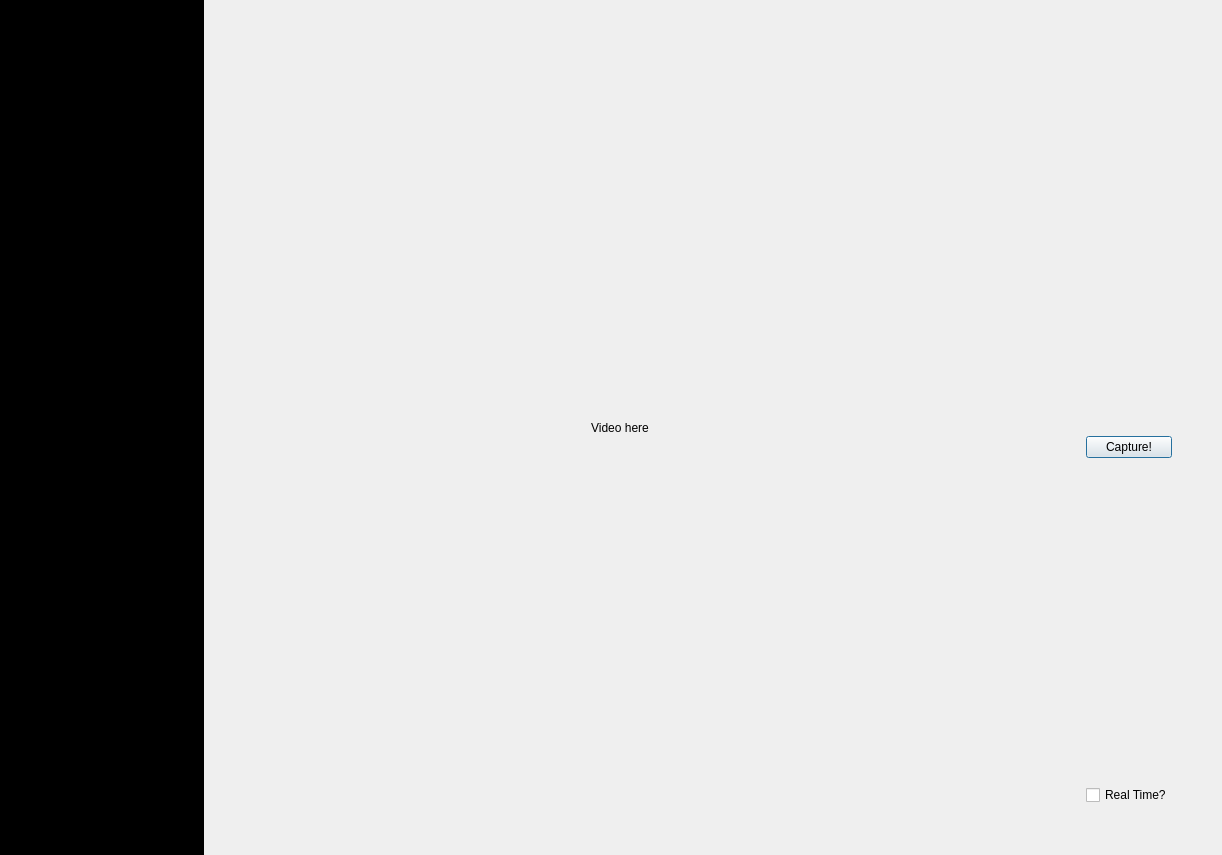
Before: the Qt Designer form gui/src/Home.ui in WEI22/ICMS, drawn with Qt 5.
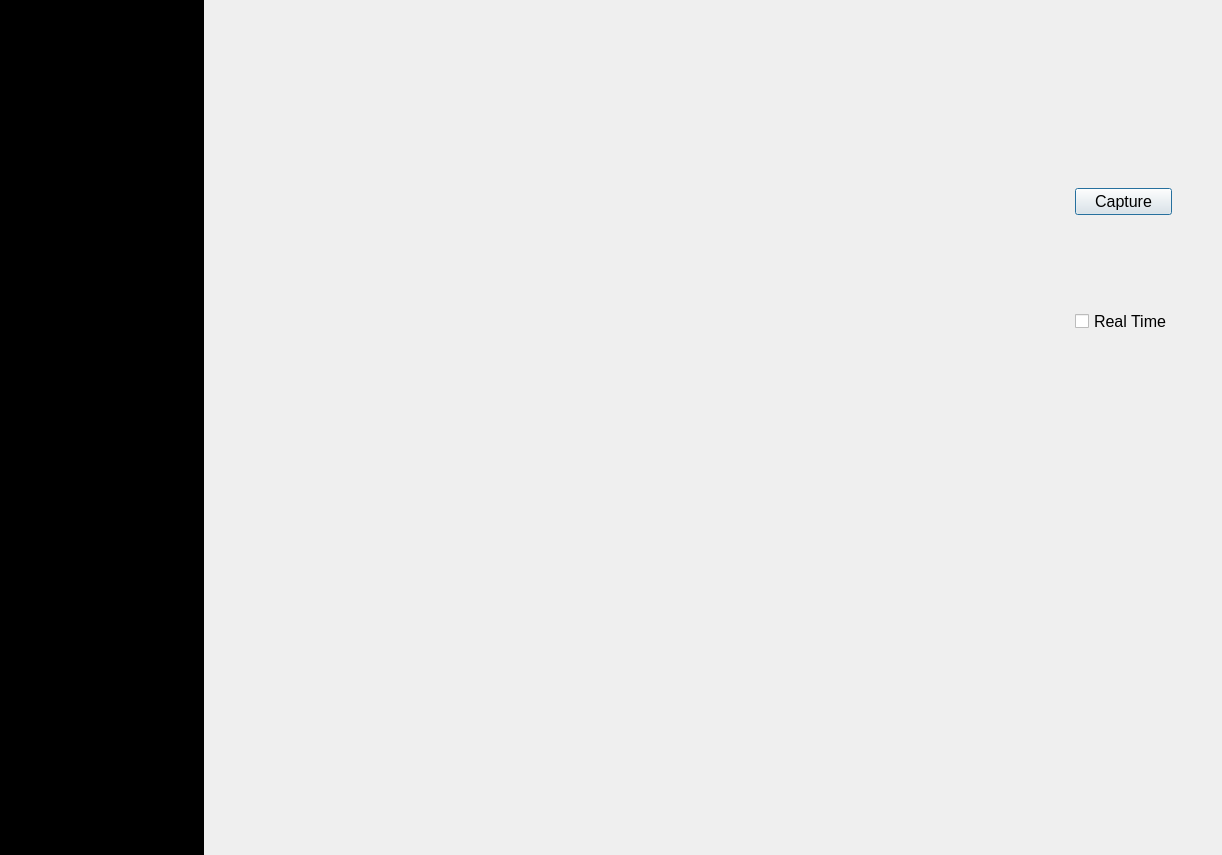
After: the same form once the commit is applied. Icons and pictures are not drawn. Custom widgets are drawn as their Qt base class.

Patch:
```diff
--- a/gui/src/Home.ui
+++ b/gui/src/Home.ui
@@ -165,7 +165,7 @@
      <item>
       <widget class="QLabel" name="camera_video">
        <property name="text">
-        <string>Video here</string>
+        <string/>
        </property>
        <property name="alignment">
         <set>Qt::AlignCenter</set>
@@ -173,7 +173,7 @@
       </widget>
      </item>
      <item>
-      <layout class="QVBoxLayout" name="verticalLayout" stretch="4,5,3,1">
+      <layout class="QVBoxLayout" name="verticalLayout" stretch="2,0,1,0,5">
        <property name="spacing">
         <number>0</number>
        </property>
@@ -194,8 +194,28 @@
        </item>
        <item>
         <widget class="QPushButton" name="camera_capture">
+         <property name="font">
+          <font>
+           <pointsize>12</pointsize>
+          </font>
+         </property>
          <property name="text">
-          <string>Capture!</string>
+          <string>Capture</string>
+         </property>
+        </widget>
+       </item>
+       <item>
+        <widget class="QWidget" name="widget_5" native="true"/>
+       </item>
+       <item>
+        <widget class="QCheckBox" name="camera_real">
+         <property name="font">
+          <font>
+           <pointsize>12</pointsize>
+          </font>
+         </property>
+         <property name="text">
+          <string>Real Time</string>
          </property>
         </widget>
        </item>
@@ -206,13 +226,6 @@
          </property>
         </widget>
        </item>
-       <item>
-        <widget class="QCheckBox" name="camera_real">
-         <property name="text">
-          <string>Real Time?</string>
-         </property>
-        </widget>
-       </item>
       </layout>
      </item>
     </layout>
```
Left out of the diff: 6 changed lines with no effect on the pictures.
